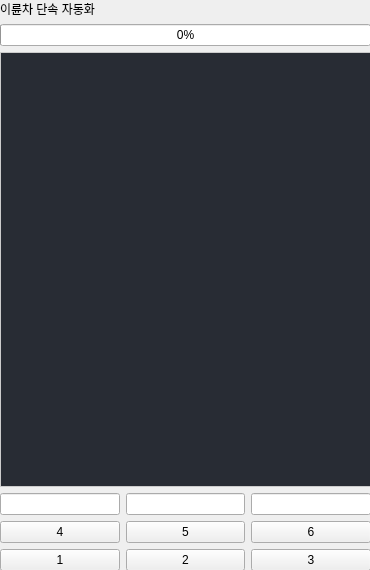
The window that rsc/ui/bike.ui (polnet13/kimAI) describes before a commit, drawn with Qt 5.
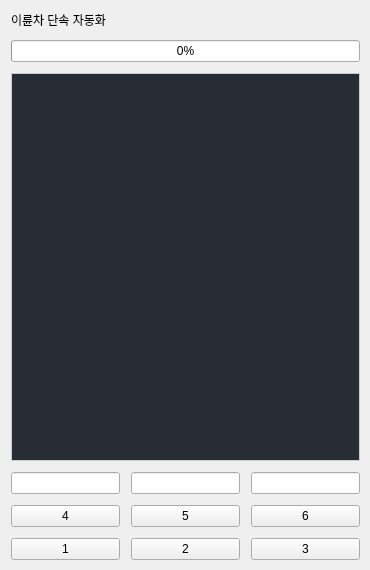
The same window after the commit.

```diff
--- a/rsc/ui/bike.ui
+++ b/rsc/ui/bike.ui
@@ -23,9 +23,24 @@
     </rect>
    </property>
    <layout class="QVBoxLayout" name="verticalLayout_7">
+    <property name="spacing">
+     <number>11</number>
+    </property>
     <property name="sizeConstraint">
      <enum>QLayout::SetDefaultConstraint</enum>
     </property>
+    <property name="leftMargin">
+     <number>11</number>
+    </property>
+    <property name="topMargin">
+     <number>11</number>
+    </property>
+    <property name="rightMargin">
+     <number>11</number>
+    </property>
+    <property name="bottomMargin">
+     <number>11</number>
+    </property>
     <item>
      <widget class="QLabel" name="label">
       <property name="text">
```
